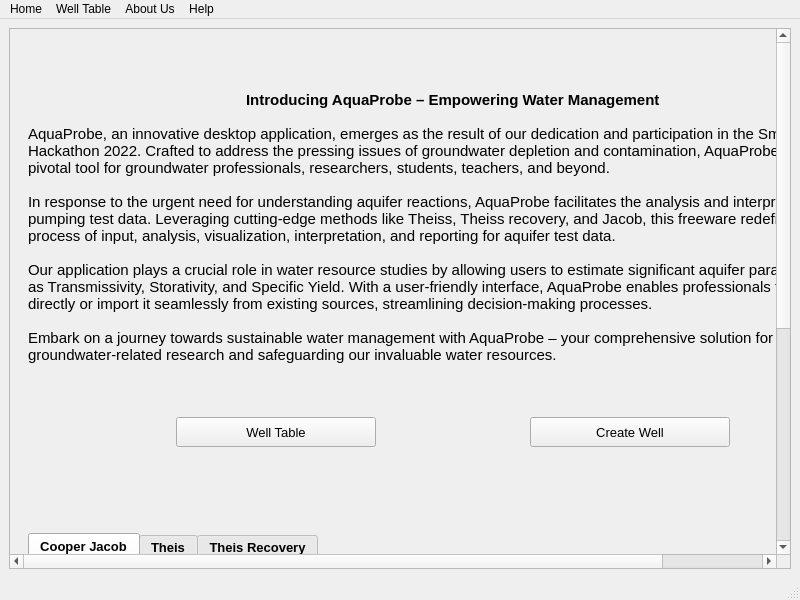
dhairyashil-G/CGWB-Desktop-App, file home_page.ui: the form before one commit.
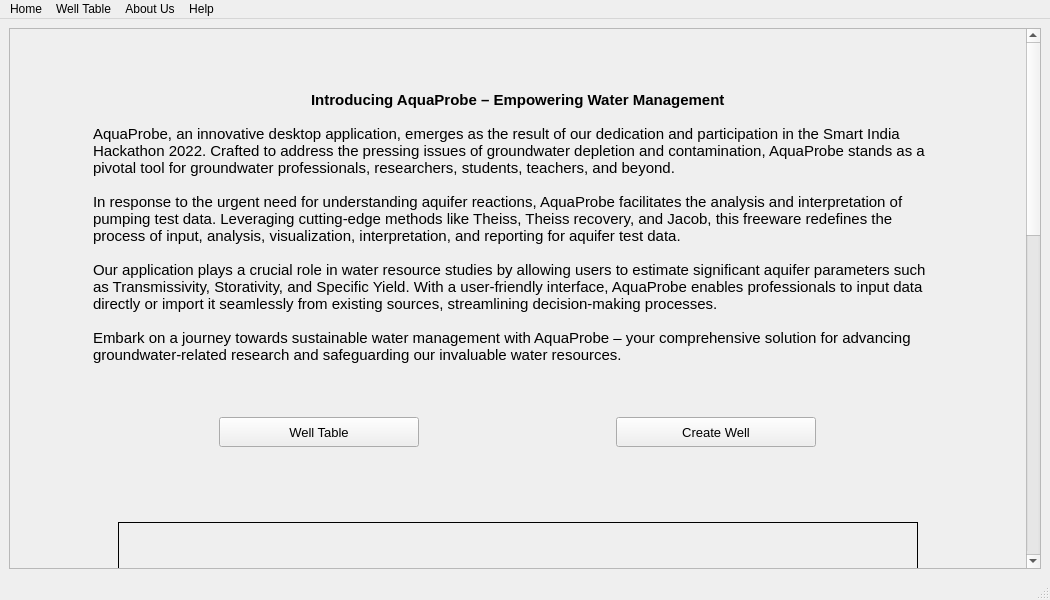
The form after the commit. The open tabs and pages were chosen to show the change. Icons and pictures are not drawn.

```diff
--- a/home_page.ui
+++ b/home_page.ui
@@ -6,7 +6,7 @@
    <rect>
     <x>0</x>
     <y>0</y>
-    <width>800</width>
+    <width>1050</width>
     <height>600</height>
    </rect>
   </property>
@@ -24,9 +24,9 @@
        <property name="geometry">
         <rect>
          <x>0</x>
-         <y>0</y>
-         <width>886</width>
-         <height>1404</height>
+         <y>-755</y>
+         <width>1013</width>
+         <height>1606</height>
         </rect>
        </property>
        <layout class="QVBoxLayout" name="verticalLayout">
@@ -228,15 +228,121 @@
           </layout>
          </widget>
         </item>
-        <item alignment="Qt::AlignHCenter">
-         <widget class="QLabel" name="label_4">
-          <property name="styleSheet">
-           <string notr="true">QLabel {
-    margin-bottom: 25px; /* Adjust the value to set the desired padding */
-}</string>
+        <item>
+         <widget class="QWidget" name="widget_7" native="true">
+          <property name="minimumSize">
+           <size>
+            <width>0</width>
+            <height>400</height>
+           </size>
           </property>
-          <property name="text">
-           <string/>
+          <layout class="QVBoxLayout" name="verticalLayout_10">
+           <item>
+            <widget class="QWidget" name="widget_9" native="true">
+             <property name="minimumSize">
+              <size>
+               <width>0</width>
+               <height>450</height>
+              </size>
+             </property>
+             <property name="styleSheet">
+              <string notr="true"/>
+             </property>
+             <layout class="QVBoxLayout" name="verticalLayout_11">
+              <item alignment="Qt::AlignHCenter">
+               <widget class="QLabel" name="carousel_images_label">
+                <property name="minimumSize">
+                 <size>
+                  <width>800</width>
+                  <height>300</height>
+                 </size>
+                </property>
+                <property name="maximumSize">
+                 <size>
+                  <width>500</width>
+                  <height>400</height>
+                 </size>
+                </property>
+                <property name="styleSheet">
+                 <string notr="true">border: 1px solid;</string>
+                </property>
+                <property name="text">
+                 <string>Carousel</string>
+                </property>
+                <property name="scaledContents">
+                 <bool>true</bool>
+                </property>
+               </widget>
+              </item>
+             </layout>
+            </widget>
+           </item>
+           <item>
+            <widget class="QWidget" name="widget_8" native="true">
+             <property name="maximumSize">
+              <size>
+               <width>16777215</width>
+               <height>50</height>
+              </size>
+             </property>
+             <property name="styleSheet">
+              <string notr="true"/>
+             </property>
+             <layout class="QHBoxLayout" name="horizontalLayout_5">
+              <item>
+               <widget class="QPushButton" name="carousel_prev_button">
+                <property name="minimumSize">
+                 <size>
+                  <width>100</width>
+                  <height>30</height>
+                 </size>
+                </property>
+                <property name="maximumSize">
+                 <size>
+                  <width>200</width>
+                  <height>16777215</height>
+                 </size>
+                </property>
+                <property name="styleSheet">
+                 <string notr="true"/>
+                </property>
+                <property name="text">
+                 <string>Previous</string>
+                </property>
+               </widget>
+              </item>
+              <item>
+               <widget class="QPushButton" name="carousel_next_button">
+                <property name="minimumSize">
+                 <size>
+                  <width>100</width>
+                  <height>30</height>
+                 </size>
+                </property>
+                <property name="maximumSize">
+                 <size>
+                  <width>200</width>
+                  <height>16777215</height>
+                 </size>
+                </property>
+                <property name="text">
+                 <string>Next</string>
+                </property>
+               </widget>
+              </item>
+             </layout>
+            </widget>
+           </item>
+          </layout>
+         </widget>
+        </item>
+        <item>
+         <widget class="QWidget" name="widget_4" native="true">
+          <property name="minimumSize">
+           <size>
+            <width>0</width>
+            <height>30</height>
+           </size>
           </property>
           <property name="pixmap">
            <pixmap>Home_image1.gif</pixmap>
@@ -512,7 +618,7 @@
     <rect>
      <x>0</x>
      <y>0</y>
-     <width>800</width>
+     <width>1050</width>
      <height>21</height>
     </rect>
    </property>
```
Left out of the diff: 9 changed lines with no effect on the pictures.
